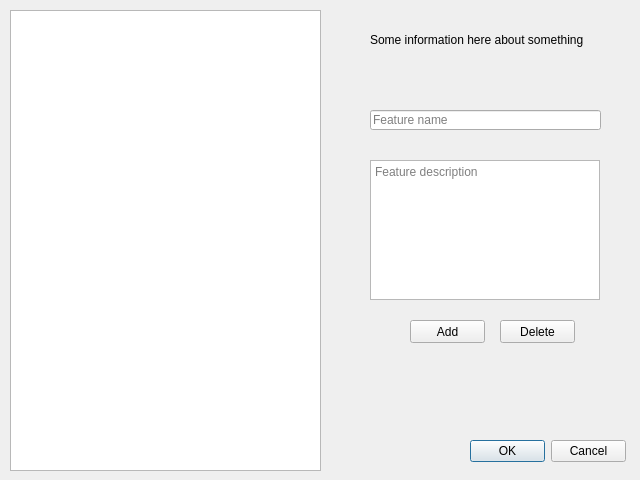
Above: roomfeatures/roomfeatures_edit.ui from jpandaconnor/Jotel before the change. Below: the same form after it.
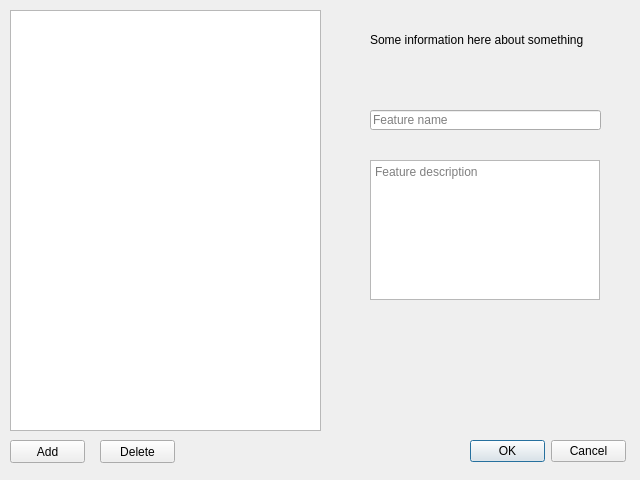
That is the form after the change.

Commit message: General commit. Needed to pull

Diff of the .ui file:
```diff
--- a/roomfeatures/roomfeatures_edit.ui
+++ b/roomfeatures/roomfeatures_edit.ui
@@ -19,7 +19,7 @@
      <x>10</x>
      <y>10</y>
      <width>311</width>
-     <height>461</height>
+     <height>421</height>
     </rect>
    </property>
   </widget>
@@ -39,8 +39,8 @@
   <widget class="QPushButton" name="addButton">
    <property name="geometry">
     <rect>
-     <x>410</x>
-     <y>320</y>
+     <x>10</x>
+     <y>440</y>
      <width>75</width>
      <height>23</height>
     </rect>
@@ -52,8 +52,8 @@
   <widget class="QPushButton" name="deleteButton">
    <property name="geometry">
     <rect>
-     <x>500</x>
-     <y>320</y>
+     <x>100</x>
+     <y>440</y>
      <width>75</width>
      <height>23</height>
     </rect>
```
Left out of the diff: 20 changed lines with no effect on the pictures. The commit also changes 2 other files.
